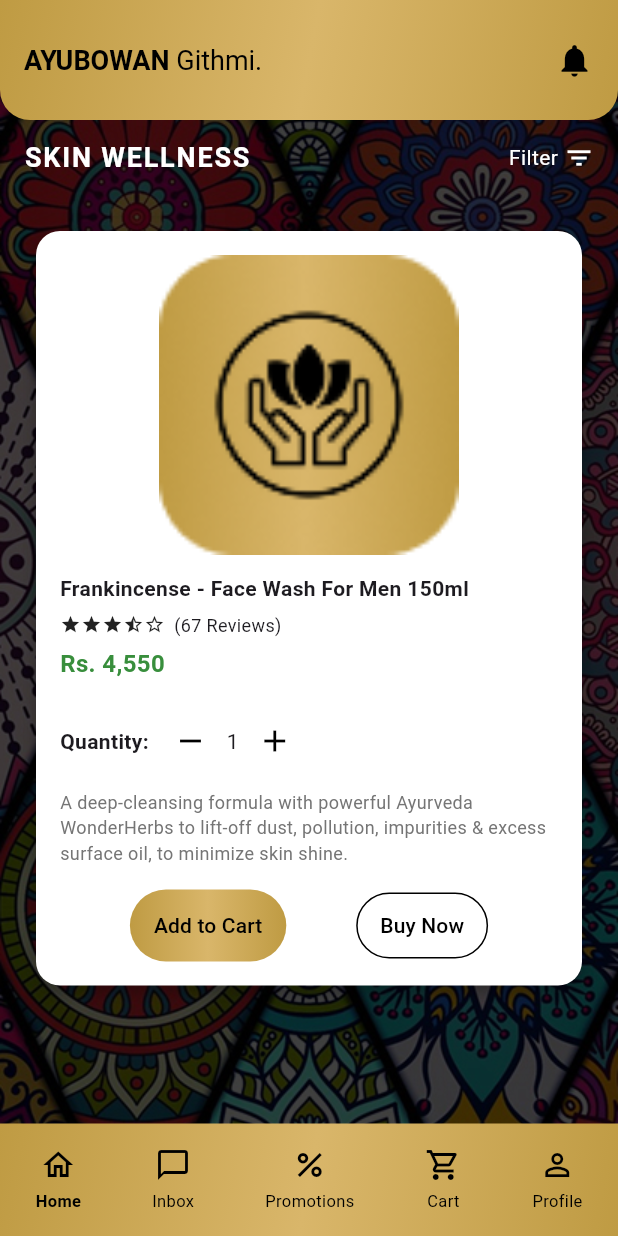
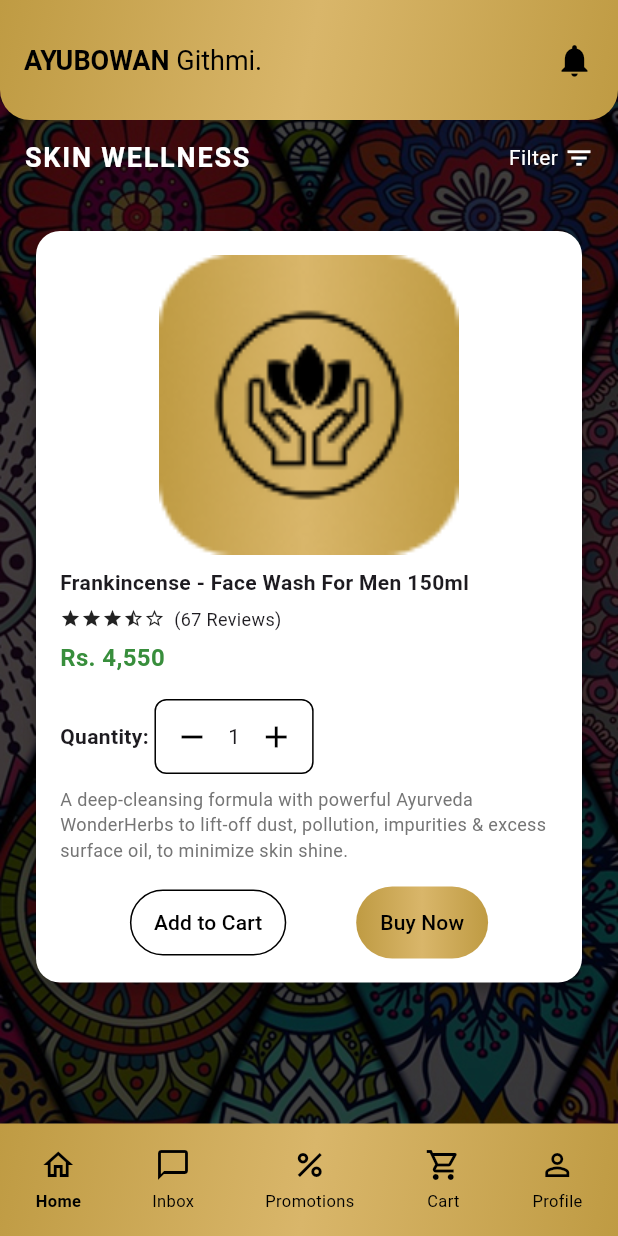
Before and after one commit to nvppiyumika/Spa-Ceylon-Mobile, a Flutter app: the screen it shows after launch, on a phone screen of 412 x 824 dp. Run offline on Flutter 3.47's test engine with Material 3 defaults, Android fonts, the phone set to English and light mode, and no system bars; our stand-ins replace carousel_slider.

Commit message:
change the quantity buttons

```diff
--- a/lib/SingleProduct.dart
+++ b/lib/SingleProduct.dart
@@ -151,7 +151,7 @@ class _SingleProductPageState extends State<SingleProductPage> {
               ),
             ),
           ),
-          SizedBox(height: 12),
+          SizedBox(height: 8), // Reduced gap between image and product name
 
           // Row 2: Product Description
           Text(
@@ -183,7 +183,7 @@ class _SingleProductPageState extends State<SingleProductPage> {
           ),
           SizedBox(height: 16),
 
-          // Row 3: Quantity Adjustment with + and - buttons
+          // Row 3: Quantity Adjustment with border around -1+
           Row(
             mainAxisAlignment: MainAxisAlignment.start,
             children: [
@@ -191,6 +191,15 @@ class _SingleProductPageState extends State<SingleProductPage> {
                 "Quantity: ",
                 style: TextStyle(fontSize: 14, fontWeight: FontWeight.bold),
               ),
+              Container(
+                decoration: BoxDecoration(
+                  border: Border.all(
+                      color: Colors
+                          .black), // Black border around the entire quantity section
+                  borderRadius: BorderRadius.circular(8), // Rounded corners
+                ),
+                child: Row(
+                  children: [
                     IconButton(
                       onPressed: _decreaseQuantity,
                       icon: Icon(Icons.remove),
@@ -207,6 +216,9 @@ class _SingleProductPageState extends State<SingleProductPage> {
                     ),
                   ],
                 ),
+              ),
+            ],
+          ),
 
           SizedBox(height: 8),
           Text(
@@ -219,6 +231,22 @@ class _SingleProductPageState extends State<SingleProductPage> {
           Row(
             mainAxisAlignment: MainAxisAlignment.spaceEvenly,
             children: [
+              // Outlined "Add to Cart" button with the same shape as "Buy Now"
+              OutlinedButton(
+                onPressed: () {},
+                child: Text("Add to Cart"),
+                style: OutlinedButton.styleFrom(
+                  foregroundColor: Colors.black,
+                  side: BorderSide(color: Colors.black),
+                  padding: EdgeInsets.symmetric(horizontal: 16, vertical: 12),
+                  shape: RoundedRectangleBorder(
+                    borderRadius:
+                        BorderRadius.circular(50), // Same rounded shape
+                  ),
+                ),
+              ),
+
+              // Gradient "Buy Now" button with the same shape as "Add to Cart"
               Container(
                 decoration: BoxDecoration(
                   gradient: LinearGradient(
@@ -241,22 +269,7 @@ class _SingleProductPageState extends State<SingleProductPage> {
                       borderRadius: BorderRadius.circular(50),
                     ),
                   ),
-                  child: Text("Add to Cart"),
-                ),
-              ),
-
-              // Outlined "Buy Now" button with the same shape as "Add to Cart"
-              OutlinedButton(
-                onPressed: () {},
                   child: Text("Buy Now"),
-                style: OutlinedButton.styleFrom(
-                  foregroundColor: Colors.black,
-                  side: BorderSide(color: Colors.black),
-                  padding: EdgeInsets.symmetric(horizontal: 16, vertical: 12),
-                  shape: RoundedRectangleBorder(
-                    borderRadius:
-                        BorderRadius.circular(50), // Same rounded shape
-                  ),
                 ),
               ),
             ],
```
Lines whose indentation alone changed are shown as unchanged.
